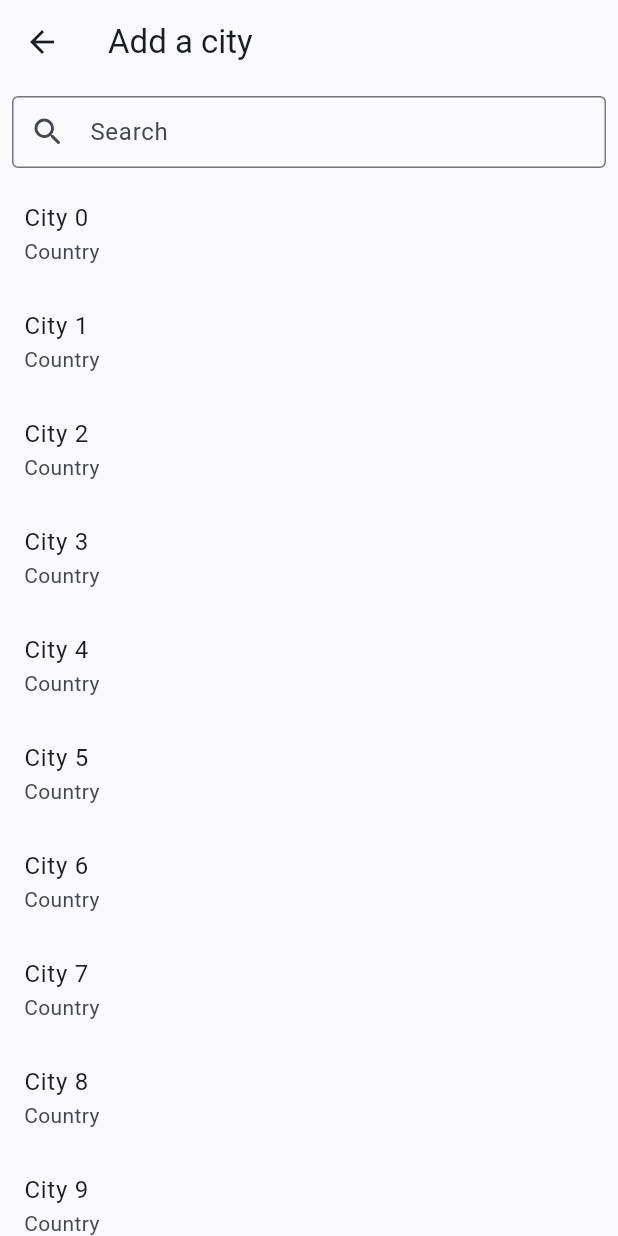
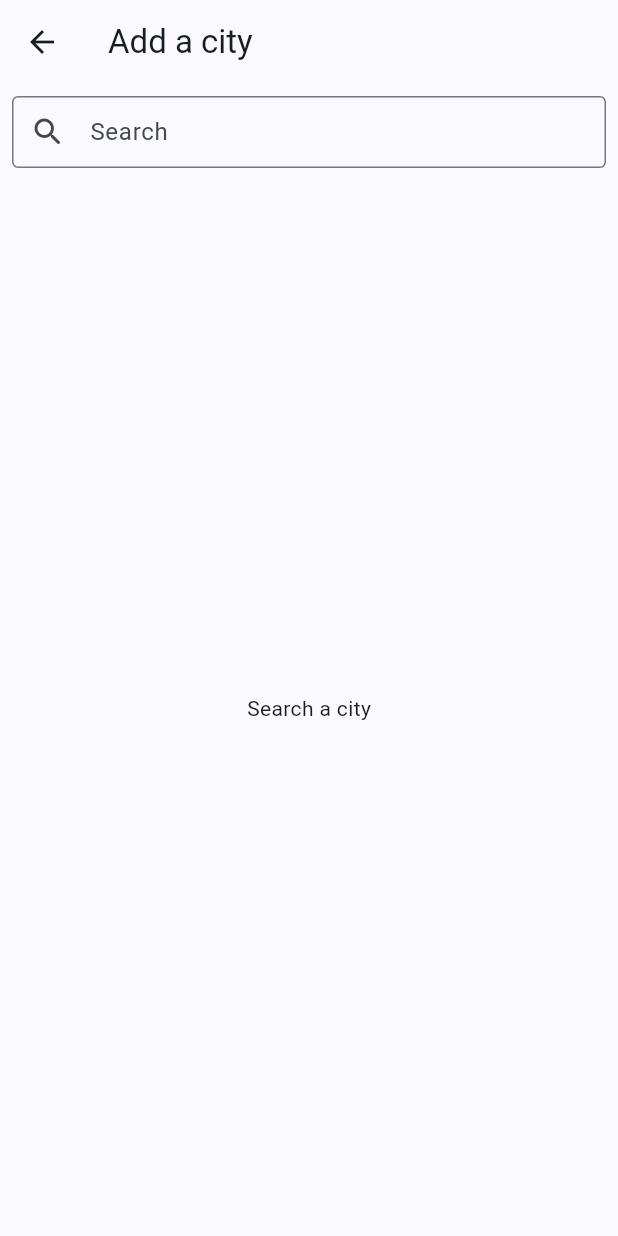
Before and after one commit to Mozilla-Club-IIT/flutter_bootcamp_2023, a Flutter app: the screen it shows after launch, item 2 of the bottom bar chosen, after a tap on the "add" icon, on a phone screen of 412 x 824 dp. Run offline on Flutter 3.47's test engine with Material 2 defaults, Android fonts, the phone set to English and light mode, and no system bars; our stand-ins replace hive, hive_flutter; accounts and stored records are empty.

Commit message:
feat: bind add controls to hive state

```diff
--- a/lib/main.dart
+++ b/lib/main.dart
@@ -6,7 +6,10 @@ import 'package:mozc_flutter_bootcamp_23_showcase/models/city.dart';
 void main() async {
   await Hive.initFlutter();
   Hive.registerAdapter(CityAdapter());
-  await Hive.openBox<City>("cities");
+  await Future.wait([
+    Hive.openBox<City>("cities"),
+    Hive.openBox("preferences"),
+  ]);
 
   runApp(const App());
 }
--- a/lib/routes/add_city.dart
+++ b/lib/routes/add_city.dart
@@ -1,4 +1,7 @@
 import 'package:flutter/material.dart';
+import 'package:mozc_flutter_bootcamp_23_showcase/models/city.dart';
+import 'package:mozc_flutter_bootcamp_23_showcase/utils/api.dart';
+import 'package:mozc_flutter_bootcamp_23_showcase/utils/hive.dart';
 
 class AddCity extends StatefulWidget {
   const AddCity({super.key});
@@ -10,20 +13,36 @@ class AddCity extends StatefulWidget {
 class _AddCityState extends State<AddCity> {
   final searchController = TextEditingController();
 
-  @override
-  void initState() {
-    super.initState();
-  }
+  Future<List<City>>? citiesFuture;
 
   @override
   Widget build(BuildContext context) {
     return Scaffold(
       appBar: AppBar(title: const Text("Add a city"), bottom: buildSearchBar()),
-      body: ListView.builder(
-        itemBuilder: (context, i) {
-          return ListTile(
-            title: Text("City $i"),
-            subtitle: const Text("Country"),
+      body: FutureBuilder(
+        future: citiesFuture,
+        builder: (context, snapshot) {
+          if (snapshot.connectionState == ConnectionState.none) {
+            return const Center(child: Text("Search a city"));
+          }
+
+          if (snapshot.connectionState == ConnectionState.waiting) {
+            return const Center(child: CircularProgressIndicator());
+          }
+
+          final data = snapshot.requireData;
+
+          return ListView.builder(
+            itemCount: data.length,
+            itemBuilder: (context, i) {
+              final city = data.elementAt(i);
+
+              return ListTile(
+                title: Text(city.name),
+                subtitle: Text(city.country),
+                onTap: () => onItemPress(city),
+              );
+            },
           );
         },
       ),
@@ -36,7 +55,7 @@ class _AddCityState extends State<AddCity> {
       child: Padding(
         padding: const EdgeInsets.all(8),
         child: TextField(
-          onSubmitted: (value) => {},
+          onSubmitted: onSubmit,
           controller: searchController,
           decoration: const InputDecoration(
             isDense: true,
@@ -48,4 +67,23 @@ class _AddCityState extends State<AddCity> {
       ),
     );
   }
+
+  void onSubmit(String value) {
+    setState(() {
+      citiesFuture = searchCities(value);
+    });
+  }
+
+  void onItemPress(City city) async {
+    await addCity(city);
+
+    final preferredCity = getPreferredCity();
+    if (preferredCity == null) {
+      await setPreferredCity(city);
+    }
+
+    if (context.mounted) {
+      Navigator.pop(context);
+    }
+  }
 }
--- a/lib/routes/my_cities.dart
+++ b/lib/routes/my_cities.dart
@@ -1,9 +1,9 @@
 import 'package:flutter/material.dart';
-import 'package:hive/hive.dart';
 import 'package:mozc_flutter_bootcamp_23_showcase/components/city_list_item.dart';
 import 'package:mozc_flutter_bootcamp_23_showcase/models/city.dart';
 import 'package:mozc_flutter_bootcamp_23_showcase/models/weather.dart';
 import 'package:mozc_flutter_bootcamp_23_showcase/routes/add_city.dart';
+import 'package:mozc_flutter_bootcamp_23_showcase/utils/hive.dart';
 
 class MyCities extends StatefulWidget {
   const MyCities({super.key});
@@ -13,10 +13,7 @@ class MyCities extends StatefulWidget {
 }
 
 class _MyCitiesState extends State<MyCities> {
-  Iterable<City> get places {
-    final box = Hive.box<City>("cities");
-    return box.values;
-  }
+  Iterable<City> get cities => getCities();
 
   @override
   Widget build(BuildContext context) {
@@ -26,13 +23,13 @@ class _MyCitiesState extends State<MyCities> {
         floating: true,
         actions: [IconButton(onPressed: onAddPressed, icon: const Icon(Icons.add_rounded))],
       ),
-      if (places.isEmpty)
+      if (cities.isEmpty)
         const SliverFillRemaining(child: _EmptyScreen())
       else
         SliverList.builder(
-          itemCount: places.length,
+          itemCount: cities.length,
           itemBuilder: (context, i) {
-            final city = places.elementAt(i);
+            final city = cities.elementAt(i);
 
             return CityListItem(
               location: "${city.name}, ${city.country}",
@@ -45,8 +42,9 @@ class _MyCitiesState extends State<MyCities> {
     ]);
   }
 
-  void onAddPressed() {
-    Navigator.push(context, MaterialPageRoute(builder: (context) => const AddCity()));
+  Future<void> onAddPressed() async {
+    await Navigator.push(context, MaterialPageRoute(builder: (context) => const AddCity()));
+    if (context.mounted) setState(() => {});
   }
 }
 
```
Also changed, not shown: lib/models/city.dart (+9 -0 lines), lib/utils/api.dart (+14 -0 lines), lib/utils/hive.dart (added, +22 -0 lines).
